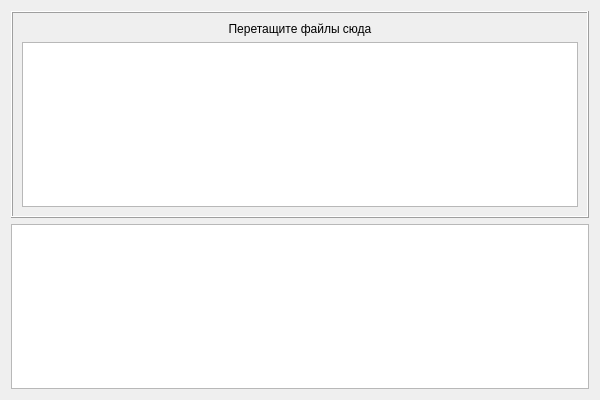
Above: filework.ui from Keront-petr/filework before the change. Below: the same form after it.
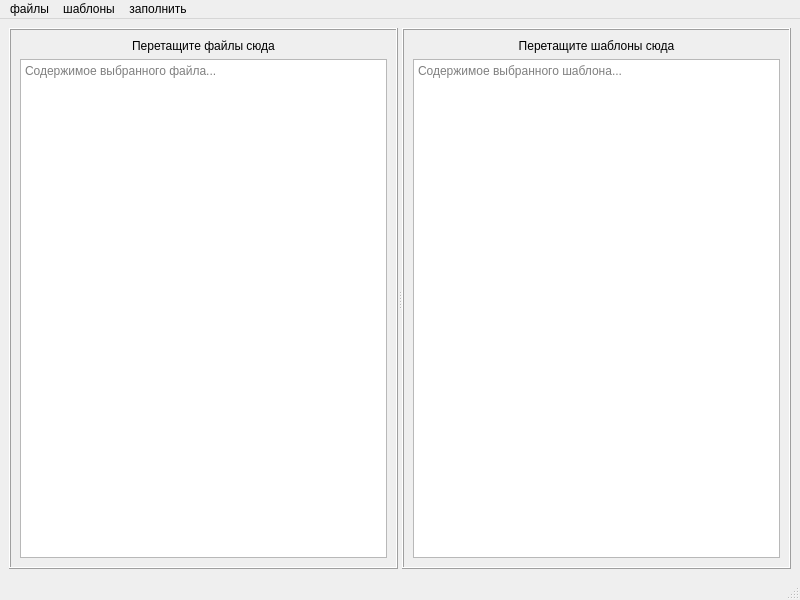
That is the form after the change.

Commit message: продолжение работы

What changed in the file:
```diff
--- a/filework.ui
+++ b/filework.ui
@@ -1,26 +1,28 @@
 <?xml version="1.0" encoding="UTF-8"?>
 <ui version="4.0">
- <class>Form</class>
- <widget class="QWidget" name="Form">
+ <class>MainWindow</class>
+ <widget class="QMainWindow" name="MainWindow">
   <property name="geometry">
    <rect>
     <x>0</x>
     <y>0</y>
-    <width>600</width>
-    <height>400</height>
+    <width>800</width>
+    <height>600</height>
    </rect>
   </property>
   <property name="windowTitle">
    <string>Drag and Drop</string>
   </property>
-  <layout class="QVBoxLayout">
+  <widget class="QWidget" name="centralwidget">
+   <layout class="QVBoxLayout" name="verticalLayoutMain">
    <item>
-    <widget class="QFrame" name="dropFrame">
-     <property name="minimumSize">
-      <size>
-       <width>0</width>
-       <height>200</height>
-      </size>
+     <widget class="QSplitter" name="splitter">
+      <property name="orientation">
+       <enum>Qt::Orientation::Horizontal</enum>
+      </property>
+      <widget class="QFrame" name="leftDropZone">
+       <property name="acceptDrops">
+        <bool>true</bool>
      </property>
      <property name="frameShape">
       <enum>QFrame::Shape::Box</enum>
@@ -28,9 +30,9 @@
      <property name="frameShadow">
       <enum>QFrame::Shadow::Raised</enum>
      </property>
-     <layout class="QVBoxLayout">
+       <layout class="QVBoxLayout" name="verticalLayoutLeft">
       <item>
-       <widget class="QLabel" name="label">
+         <widget class="QLabel" name="leftLabel">
         <property name="text">
          <string>Перетащите файлы сюда</string>
         </property>
@@ -40,19 +42,83 @@
        </widget>
       </item>
       <item>
-       <widget class="QListWidget" name="fileListWidget"/>
+         <widget class="QTextEdit" name="leftContentEdit">
+          <property name="acceptDrops">
+           <bool>false</bool>
+          </property>
+          <property name="placeholderText">
+           <string>Содержимое выбранного файла...</string>
+          </property>
+         </widget>
       </item>
      </layout>
     </widget>
+      <widget class="QFrame" name="rightDropZone">
+       <property name="acceptDrops">
+        <bool>true</bool>
+       </property>
+       <property name="frameShape">
+        <enum>QFrame::Shape::Box</enum>
+       </property>
+       <property name="frameShadow">
+        <enum>QFrame::Shadow::Raised</enum>
+       </property>
+       <layout class="QVBoxLayout" name="verticalLayoutRight">
+        <item>
+         <widget class="QLabel" name="rightLabel">
+          <property name="text">
+           <string>Перетащите шаблоны сюда</string>
+          </property>
+          <property name="alignment">
+           <set>Qt::AlignmentFlag::AlignCenter</set>
+          </property>
+         </widget>
    </item>
    <item>
-    <widget class="QTextEdit" name="contentTextEdit">
+         <widget class="QTextEdit" name="rightContentEdit">
      <property name="acceptDrops">
       <bool>false</bool>
      </property>
+          <property name="placeholderText">
+           <string>Содержимое выбранного шаблона...</string>
+          </property>
     </widget>
    </item>
   </layout>
+      </widget>
+     </widget>
+    </item>
+   </layout>
+  </widget>
+  <widget class="QMenuBar" name="menubar">
+   <property name="geometry">
+    <rect>
+     <x>0</x>
+     <y>0</y>
+     <width>800</width>
+     <height>22</height>
+    </rect>
+   </property>
+   <widget class="QMenu" name="Files">
+    <property name="title">
+     <string>файлы</string>
+    </property>
+   </widget>
+   <widget class="QMenu" name="Templates">
+    <property name="title">
+     <string>шаблоны</string>
+    </property>
+   </widget>
+   <widget class="QMenu" name="Fill_up">
+    <property name="title">
+     <string>заполнить</string>
+    </property>
+   </widget>
+   <addaction name="Files"/>
+   <addaction name="Templates"/>
+   <addaction name="Fill_up"/>
+  </widget>
+  <widget class="QStatusBar" name="statusbar"/>
  </widget>
  <resources/>
  <connections/>
```
Left out of the diff: 2 changed lines with no effect on the pictures. Lines whose indentation alone changed are shown as unchanged. The commit also changes 1 other file.
